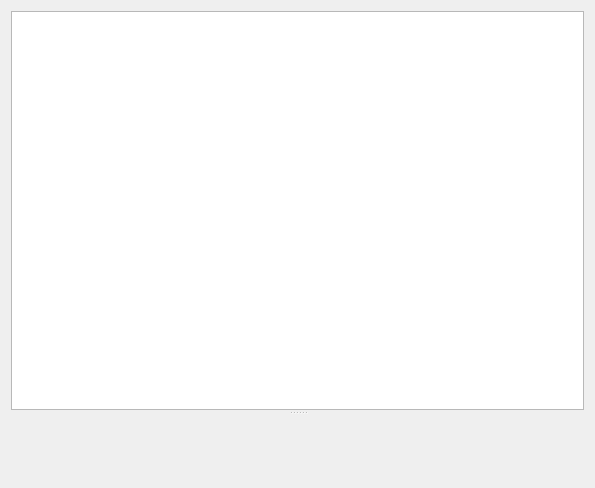
JulWit/PasswordManager, file ui/DatabaseWidget.ui: the form before one commit.
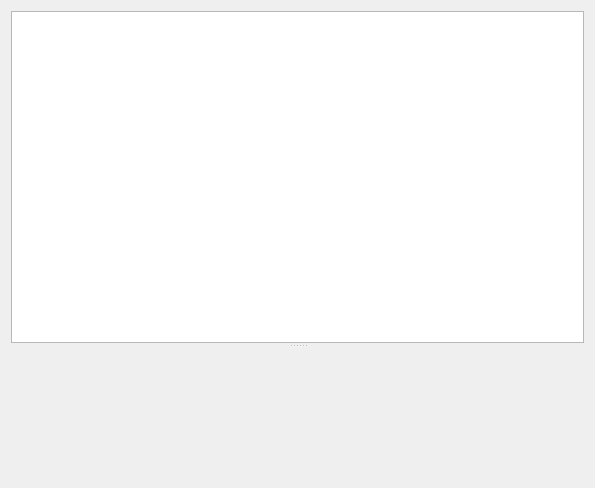
The form after the commit. Custom widgets are drawn as their Qt base class.

Commit message: Details angepasst, erstes Generator UI

```diff
--- a/ui/DatabaseWidget.ui
+++ b/ui/DatabaseWidget.ui
@@ -26,6 +26,15 @@
       <number>5</number>
      </property>
      <widget class="QTableView" name="tableView">
+      <property name="minimumSize">
+       <size>
+        <width>0</width>
+        <height>0</height>
+       </size>
+      </property>
+      <property name="frameShadow">
+       <enum>QFrame::Plain</enum>
+      </property>
       <property name="editTriggers">
        <set>QAbstractItemView::NoEditTriggers</set>
       </property>
@@ -71,16 +80,22 @@
      </widget>
      <widget class="EntryDetailsFrame" name="entryDetailsFrame">
       <property name="sizePolicy">
-       <sizepolicy hsizetype="Minimum" vsizetype="Minimum">
+       <sizepolicy hsizetype="Minimum" vsizetype="Preferred">
         <horstretch>0</horstretch>
         <verstretch>0</verstretch>
        </sizepolicy>
       </property>
+      <property name="minimumSize">
+       <size>
+        <width>0</width>
+        <height>75</height>
+       </size>
+      </property>
       <property name="frameShape">
        <enum>QFrame::NoFrame</enum>
       </property>
       <property name="frameShadow">
-       <enum>QFrame::Raised</enum>
+       <enum>QFrame::Plain</enum>
       </property>
      </widget>
     </widget>
```
The commit also changes 5 other files.
